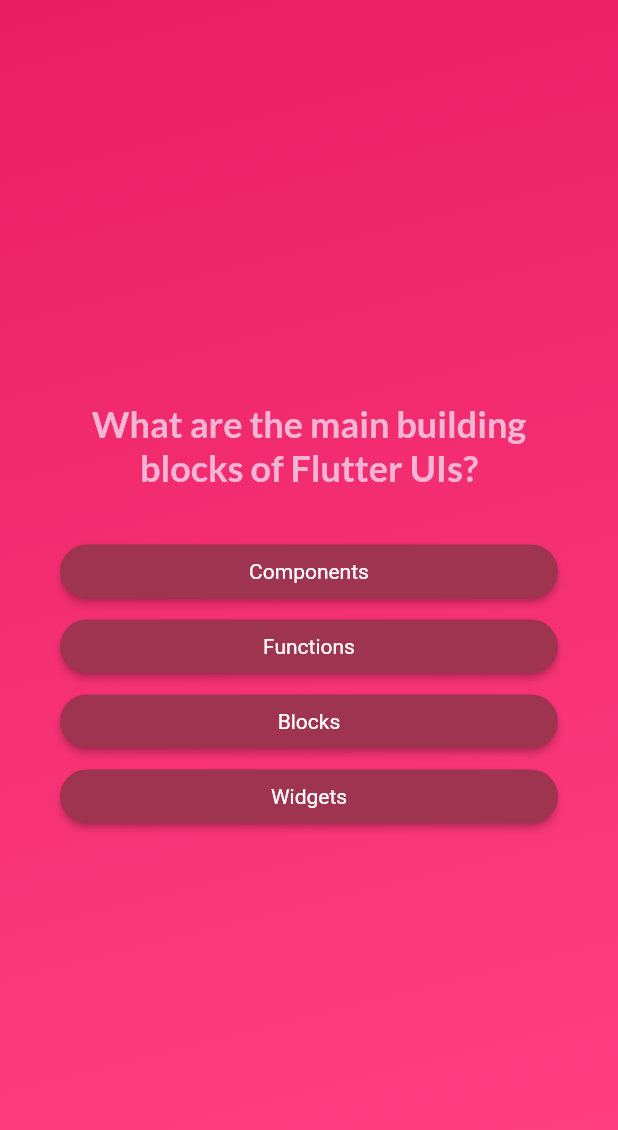
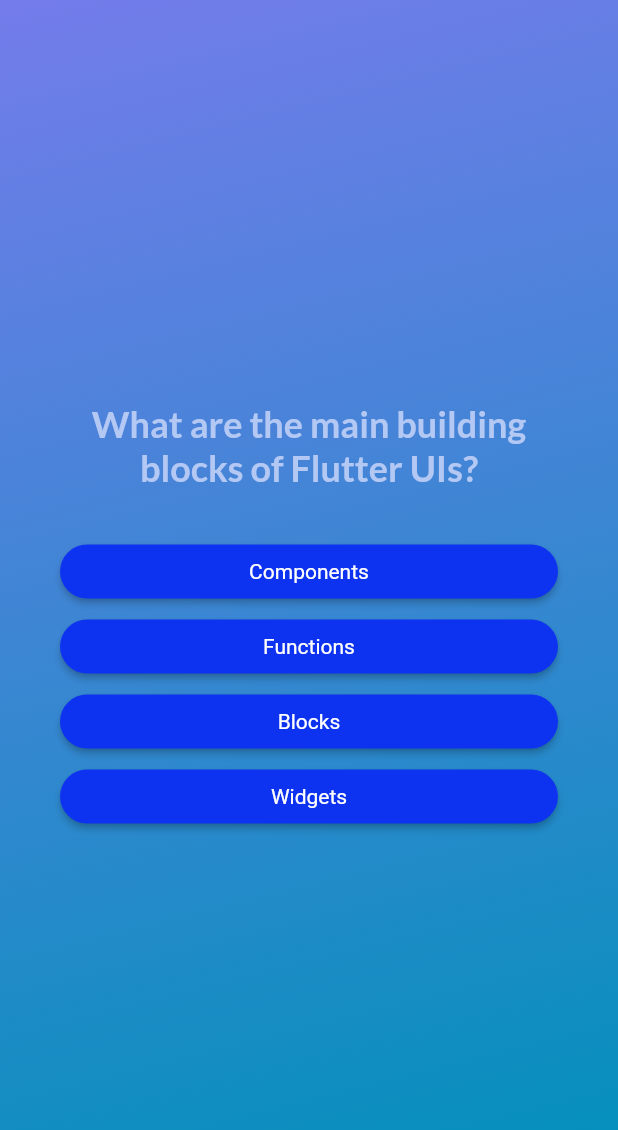
Before and after one commit to jagnesh/flutter_quiz_app, a Flutter app: the screen it shows after launch, after a tap on "Start Quiz", on a phone screen of 412 x 824 dp. Shown: the top 1130 px of the screen. Run offline on Flutter 3.47's test engine with Material 2 defaults, Android fonts, the phone set to English and light mode, and no system bars; our stand-ins replace google_fonts.

Commit message:
gradiant update

```diff
--- a/lib/screens/questions_screen/index.dart
+++ b/lib/screens/questions_screen/index.dart
@@ -34,7 +34,7 @@ class _QuestionScreenState extends State<QuestionScreen> {
             Text(
               currentQuestion.text,
               style: GoogleFonts.lato(
-                color: const Color.fromARGB(255, 244, 180, 212),
+                color: const Color.fromARGB(255, 180, 200, 244),
                 fontSize: 24,
                 fontWeight: FontWeight.bold,
               ),
--- a/lib/widgets/answer_button.dart
+++ b/lib/widgets/answer_button.dart
@@ -13,7 +13,7 @@ class AnswerButton extends StatelessWidget {
         onPressed: onTap,
         style: ElevatedButton.styleFrom(
           padding: const EdgeInsets.symmetric(horizontal: 40, vertical: 10),
-          backgroundColor: const Color.fromARGB(255, 159, 52, 80),
+          backgroundColor: const Color.fromARGB(255, 14, 51, 240),
           foregroundColor: Colors.white,
           shape: RoundedRectangleBorder(
             borderRadius: BorderRadius.circular(40),
--- a/lib/widgets/gradiant_view.dart
+++ b/lib/widgets/gradiant_view.dart
@@ -8,8 +8,8 @@ class GradiantView extends StatelessWidget {
     return Container(
       decoration: const BoxDecoration(
         gradient: LinearGradient(colors: [
-          Colors.pink,
-          Colors.pinkAccent,
+          Color.fromARGB(255, 116, 124, 235),
+          Color.fromARGB(255, 3, 144, 187),
         ], begin: Alignment.topLeft, end: Alignment.bottomCenter),
       ),
       child: child,
```
Also changed, not shown: lib/screens/result_screen/index.dart (+13 -5 lines), lib/screens/result_screen/question_summary.dart (+38 -8 lines).
